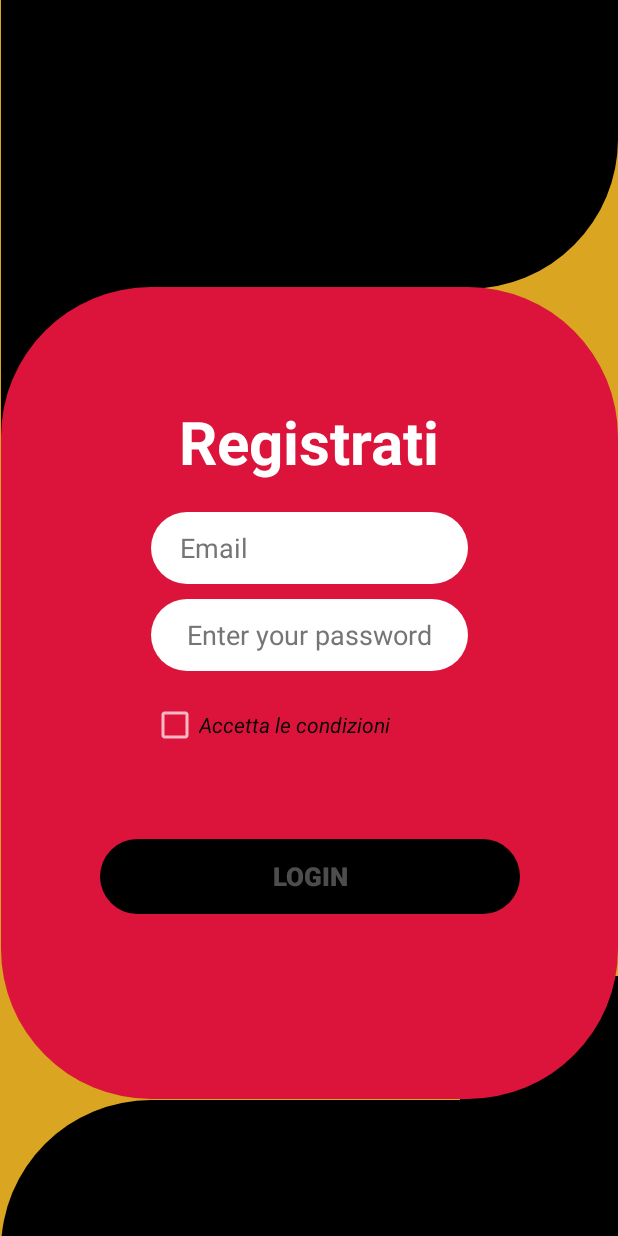
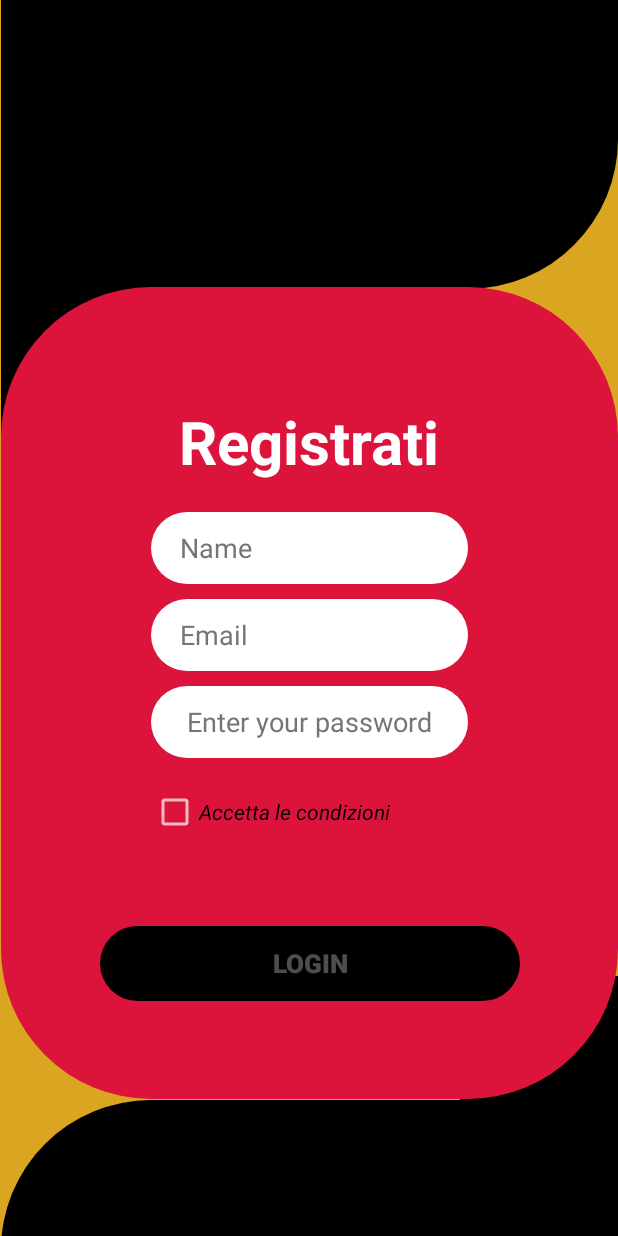
Before and after one commit to Antoniste/TheUncleAndGioppeProject, an Android app built with Jetpack Compose: the SignUpFragment screen opened through its navigation route, on a phone screen of 412 x 824 dp. Run offline under Robolectric (Android 15) with nearby library versions, the phone set to English and light mode, and no system bars; our stand-ins replace Dagger/Hilt's generated code, data binding, navigation-ui; network calls fail.

Commit message:
add sharePref with userName Home

```diff
--- a/app/src/main/java/com/example/theuncleandgioppeproject/HomeFragment.kt
+++ b/app/src/main/java/com/example/theuncleandgioppeproject/HomeFragment.kt
@@ -33,6 +33,7 @@ class HomeFragment : Fragment() {
     @SuppressLint("SuspiciousIndentation")
     override fun onViewCreated(view: View, savedInstanceState: Bundle?) {
         super.onViewCreated(view, savedInstanceState)
+        hardViewModel.getUser()
         hardViewModel.getData()
         adapterRe = RecyclerViewAdapterHome()
 
@@ -50,6 +51,9 @@ class HomeFragment : Fragment() {
                 adapter = adapterRe
             }
         }
+        hardViewModel.userName.observe(viewLifecycleOwner){
+            binding.nameHome.text=it
+        }
         binding.logout.setOnClickListener{
             loginViewModel.logout()
             findNavController().navigate(R.id.nav_graph)
--- a/app/src/main/java/com/example/theuncleandgioppeproject/SignUpFragment.kt
+++ b/app/src/main/java/com/example/theuncleandgioppeproject/SignUpFragment.kt
@@ -41,18 +41,26 @@ class SignUpFragment : Fragment() {
             binding.editEmail.doOnTextChanged { text, _, _, _ ->
                 binding.butLogin.isEnabled =
                     text.toString().isNotEmpty() && binding.editPassword.text.toString()
+                        .isNotEmpty() && binding.editName.text.toString()
                         .isNotEmpty()
             }
             binding.editPassword.doOnTextChanged { text, _, _, _ ->
                 binding.butLogin.isEnabled =
                     text.toString().isNotEmpty() && binding.editEmail.text.toString()
+                        .isNotEmpty() && binding.editName.text.toString()
+                        .isNotEmpty()
+            }
+            binding.editName.doOnTextChanged { text, _, _, _ ->
+                binding.butLogin.isEnabled =
+                    text.toString().isNotEmpty() && binding.editEmail.text.toString()
+                        .isNotEmpty() && binding.editPassword.text.toString()
                         .isNotEmpty()
             }
             binding.butLogin.setOnClickListener {
                 val keyboard = requireContext().getSystemService(Context.INPUT_METHOD_SERVICE) as InputMethodManager
                 keyboard.hideSoftInputFromWindow(binding.root.windowToken, 0)
                 lifecycleScope.launch {
-                    loginViewModel.insertUser(UserPorn(binding.editEmail.text.toString(), binding.editPassword.text.toString(),false))
+                    loginViewModel.insertUser(UserPorn(binding.editName.text.toString(), binding.editEmail.text.toString(), binding.editPassword.text.toString()))
                 }
                 findNavController().navigate(R.id.action_signUpFragment_to_loginFragment)
             }
--- a/app/src/main/java/com/example/theuncleandgioppeproject/core/network/base/network/Apiservice.kt
+++ b/app/src/main/java/com/example/theuncleandgioppeproject/core/network/base/network/Apiservice.kt
@@ -8,6 +8,4 @@ import retrofit2.http.Query
 interface ApiService {
     @GET("/v1/public/series")
     suspend fun getResponse(@Query("ts") ts: String,@Query("apikey") key:String,@Query("hash") hash:String): Response<MarvelCharacterResponse>
-
-
 }
--- a/app/src/main/java/com/example/theuncleandgioppeproject/db/DaoPorn.kt
+++ b/app/src/main/java/com/example/theuncleandgioppeproject/db/DaoPorn.kt
@@ -13,7 +13,7 @@ interface DaoPorn {
     @Query("SELECT * FROM user_porn WHERE email=:email AND password= :password")
     suspend fun select(email:String,password:String): UserPorn
 
-    @Query("UPDATE user_porn SET log=:log WHERE idUser=:id")
-        suspend fun update(log:Boolean,id:Int)
+/*    @Query("UPDATE user_porn SET log=:log WHERE idUser=:id")
+        suspend fun update(log:Boolean,id:Int)*/
 
 }
--- a/app/src/main/java/com/example/theuncleandgioppeproject/db/PornDatabase.kt
+++ b/app/src/main/java/com/example/theuncleandgioppeproject/db/PornDatabase.kt
@@ -3,7 +3,7 @@ package com.example.theuncleandgioppeproject.db
 import androidx.room.Database
 import androidx.room.RoomDatabase
 
-@Database(entities = [UserPorn::class], version = 5)
+@Database(entities = [UserPorn::class], version = 2)
 abstract class PornDatabase : RoomDatabase() {
     abstract fun daoPorn() : DaoPorn
 }
--- a/app/src/main/java/com/example/theuncleandgioppeproject/db/UserPorn.kt
+++ b/app/src/main/java/com/example/theuncleandgioppeproject/db/UserPorn.kt
@@ -6,11 +6,12 @@ import androidx.room.PrimaryKey
 
 @Entity(tableName = "user_porn")
 class UserPorn (
+    @ColumnInfo(name = "name")
+    var name: String? =null,
     @ColumnInfo(name = "email")
     var email: String? =null,
     @ColumnInfo(name = "password")
     var password:String? =null,
-    var log:Boolean? = false
 ){
     @PrimaryKey(autoGenerate = true)
     var idUser: Int =0
--- a/app/src/main/java/com/example/theuncleandgioppeproject/repository/PornRepository.kt
+++ b/app/src/main/java/com/example/theuncleandgioppeproject/repository/PornRepository.kt
@@ -12,7 +12,7 @@ class PornRepository @Inject constructor(private var dao: DaoPorn) {
         dao.insert(user)
     }
 
-    suspend fun update(log:Boolean,id:Int) {
+   /* suspend fun update(log:Boolean,id:Int) {
         dao.update(log,id)
-    }
+    }*/
 }
--- a/app/src/main/java/com/example/theuncleandgioppeproject/viewModel/LoginViewModel.kt
+++ b/app/src/main/java/com/example/theuncleandgioppeproject/viewModel/LoginViewModel.kt
@@ -19,6 +19,7 @@ class LoginViewModel @Inject constructor( var repository: PornRepository) : View
         get() = MyApp.INSTANCE.preferencesManager
 
     var logShare=MutableLiveData<Boolean>()
+    var nameShare=MutableLiveData<String>()
 
     var userLive = MutableLiveData<UserPorn?>()
      fun select(email: String, password: String) {
@@ -27,13 +28,16 @@ class LoginViewModel @Inject constructor( var repository: PornRepository) : View
         }
      }
         fun update(){
+            preferencesManager.userName= userLive.value?.name
             preferencesManager.isUserLogged=true
+            nameShare.value=preferencesManager.userName
             logShare.value=preferencesManager.isUserLogged
         }
     fun logout(){
         userLive.value=null
         preferencesManager.isUserLogged=false
         logShare.value=preferencesManager.isUserLogged
+        preferencesManager.userName=""
     }
 
 
--- a/app/src/main/res/layout/fragment_sign_up.xml
+++ b/app/src/main/res/layout/fragment_sign_up.xml
@@ -32,15 +32,32 @@
                 app:layout_constraintEnd_toEndOf="parent"
                 app:layout_constraintStart_toStartOf="parent"
                 app:layout_constraintTop_toTopOf="parent" />
-
             <EditText
-                android:id="@+id/editEmail"
+                android:id="@+id/editName"
                 android:layout_width="match_parent"
                 android:layout_height="48dp"
                 android:layout_marginTop="20dp"
                 android:layout_marginEnd="100dp"
                 android:layout_marginStart="100dp"
                 android:padding="5dp"
+                android:hint="   Name"
+                android:background="@drawable/db_custom_button_welcome"
+                android:backgroundTint="@color/white"
+                android:textColor="@color/black"
+                android:textColorHint="#757575"
+                android:inputType="text"
+                app:layout_constraintEnd_toEndOf="parent"
+                app:layout_constraintStart_toStartOf="parent"
+                app:layout_constraintTop_toBottomOf="@id/tvAccedi" />
+            <EditText
+                android:id="@+id/editEmail"
+                android:layout_width="match_parent"
+                android:layout_height="48dp"
+                android:layout_marginEnd="100dp"
+                android:layout_marginTop="10dp"
+                android:layout_marginStart="100dp"
+                android:padding="5dp"
+
                 android:hint="   Email"
                 android:background="@drawable/db_custom_button_welcome"
                 android:backgroundTint="@color/white"
@@ -49,7 +66,7 @@
                 android:inputType="textEmailAddress"
                 app:layout_constraintEnd_toEndOf="parent"
                 app:layout_constraintStart_toStartOf="parent"
-                app:layout_constraintTop_toBottomOf="@id/tvAccedi" />
+                app:layout_constraintTop_toBottomOf="@id/editName" />
 
             <EditText
                 android:id="@+id/editPassword"
--- a/app/src/main/res/values/strings.xml
+++ b/app/src/main/res/values/strings.xml
@@ -25,5 +25,6 @@
     <!-- share Prefe -->
      <string name="sp_key">spKey</string>
      <string name="sp_login_key">loginSp</string>
+    <string name="sp_user_name_home">userNameHome</string>
 
 </resources>
```
Also changed, not shown: app/src/main/java/com/example/theuncleandgioppeproject/utils/PreferencesManager.kt (+11 -0 lines), app/src/main/java/com/example/theuncleandgioppeproject/viewModel/HardViewModel.kt (+8 -14 lines), app/src/main/res/layout/fragment_home.xml (+15 -1 lines).
